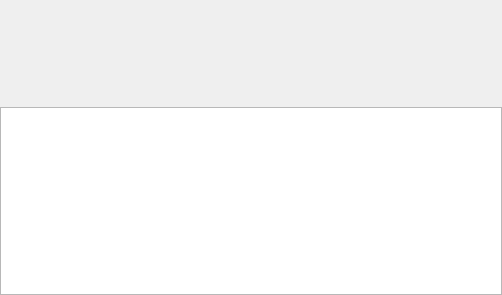
arsenetar/dupeguru, file qt/pe/details_dialog.ui: the form before one commit.
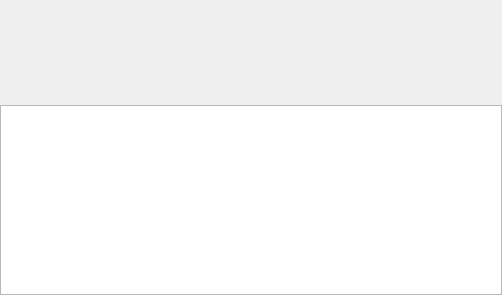
The form after the commit. Custom widgets are drawn as their Qt base class.

Commit message: Adjusted details table height by 2 pixels so that it doesn't show a scrollbar under Linux.

```diff
--- a/qt/pe/details_dialog.ui
+++ b/qt/pe/details_dialog.ui
@@ -85,7 +85,7 @@
      <property name="maximumSize">
       <size>
        <width>16777215</width>
-       <height>188</height>
+       <height>190</height>
       </size>
      </property>
      <property name="alternatingRowColors">
```
